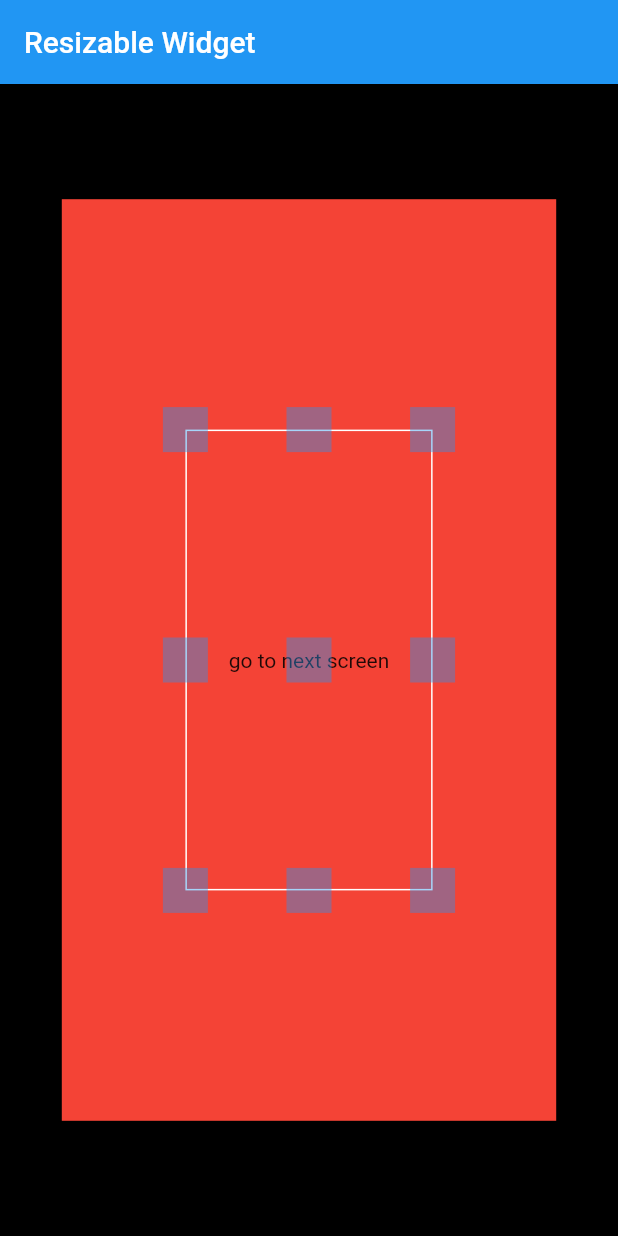
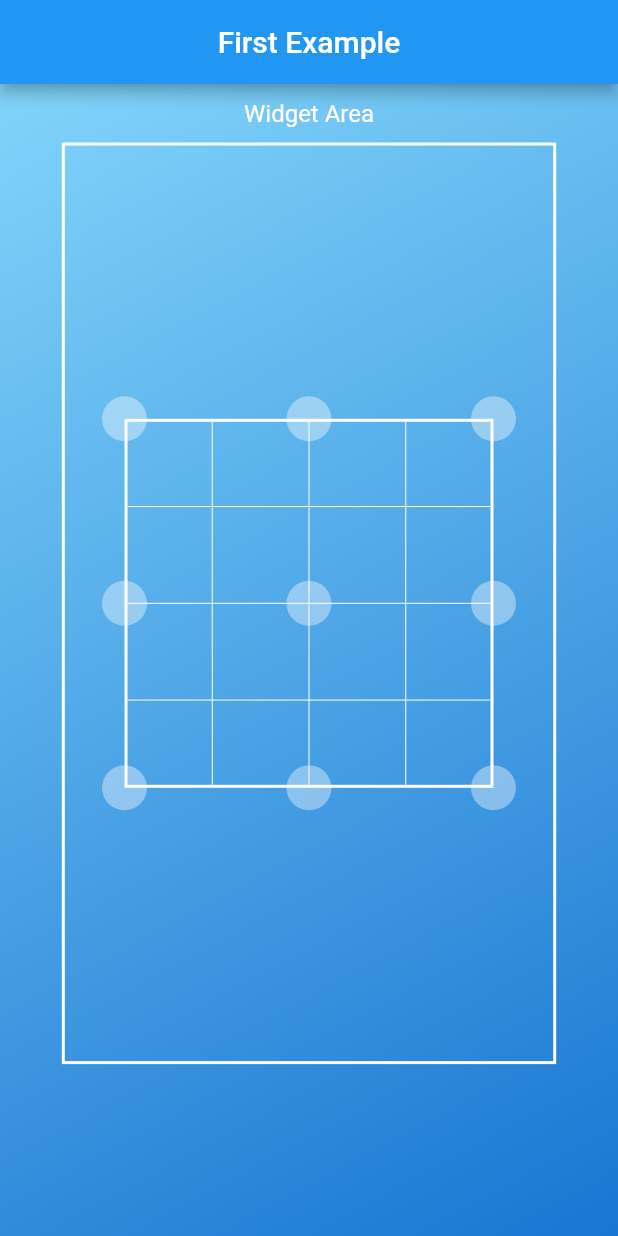
Before and after one commit to zamaniafshar/Flutter-Resizable-Widget, a Flutter app: the screen it shows after launch, on a phone screen of 412 x 824 dp. Run offline on Flutter 3.47's test engine with Material 2 defaults, Android fonts, the phone set to English and light mode, and no system bars.

Commit message:
Add Example

```diff
--- a/example/lib/main.dart
+++ b/example/lib/main.dart
@@ -11,26 +11,7 @@ class MyApp extends StatelessWidget {
   @override
   Widget build(BuildContext context) {
     return const MaterialApp(
-      home: MyHomePage(),
-    );
-  }
-}
-
-class MyHomePage extends StatefulWidget {
-  const MyHomePage({Key? key}) : super(key: key);
-
-  @override
-  State<MyHomePage> createState() => _MyHomePageState();
-}
-
-class _MyHomePageState extends State<MyHomePage> {
-  @override
-  Widget build(BuildContext context) {
-    return Scaffold(
-      appBar: AppBar(
-        title: const Text('Resizable Widget'),
-      ),
-      body: FirstExample(),
+      home: FirstExample(),
     );
   }
 }
@@ -42,7 +23,12 @@ class FirstExample extends StatelessWidget {
 
   @override
   Widget build(BuildContext context) {
-    return LayoutBuilder(
+    return Scaffold(
+      appBar: AppBar(
+        title: const Text('First Example'),
+        centerTitle: true,
+      ),
+      body: LayoutBuilder(
         builder: (context, constraint) {
           double areaHeight = constraint.maxHeight * 0.8;
           double areaWidth = constraint.maxWidth * 0.8;
@@ -50,115 +36,97 @@ class FirstExample extends StatelessWidget {
           return Container(
             width: constraint.maxWidth,
             height: constraint.maxHeight,
-          color: Colors.black,
-          child: UnconstrainedBox(
-            child: Container(
-              width: areaWidth,
-              height: areaHeight,
-              alignment: Alignment.center,
-              color: Colors.red,
+            decoration: BoxDecoration(
+              gradient: LinearGradient(
+                begin: Alignment.topLeft,
+                end: Alignment.bottomRight,
+                colors: [
+                  Colors.lightBlue.shade200,
+                  Colors.blue.shade700,
+                ],
+              ),
+            ),
+            child: Column(
+              crossAxisAlignment: CrossAxisAlignment.center,
+              children: [
+                const SizedBox(height: 10),
+                const Text(
+                  'Widget Area',
+                  style: TextStyle(
+                    color: Colors.white,
+                    fontSize: 16,
+                  ),
+                ),
+                const SizedBox(height: 10),
+                Container(
+                  height: constraint.maxHeight * 0.8,
+                  width: constraint.maxWidth * 0.8,
+                  decoration: BoxDecoration(
+                    border: Border.all(
+                      color: Colors.white,
+                      width: 2,
+                    ),
+                  ),
                   child: ResizableWidget(
                     areaHeight: areaHeight,
                     areaWidth: areaWidth,
-                height: areaHeight / 2,
-                width: areaWidth / 2,
-                // minWidth: 50,
-                // minHeight: 50,
-                dragWidgetsArea: const Size(15, 15),
-                triggersList: List.generate(
-                  9,
-                  (index) => Trigger(
+                    height: 250,
+                    width: 250,
+                    minHeight: 100,
+                    minWidth: 100,
+                    dragWidgetsArea: const Size.square(30 / 2),
+                    triggersList: DragTriggersEnum.values
+                        .map(
+                          (e) => Trigger(
+                            dragTriggerType: e,
+                            child: Container(
                               height: 30,
                               width: 30,
-                    dragTriggerType: DragTriggersEnum.values[index],
-                    child: Container(
-                      color: Colors.blue.withOpacity(0.4),
+                              decoration: const BoxDecoration(
+                                color: Colors.white38,
+                                shape: BoxShape.circle,
                               ),
                             ),
                           ),
+                        )
+                        .toList(),
                     child: Container(
                       decoration: BoxDecoration(
                         border: Border.all(
                           color: Colors.white,
+                          width: 2,
                         ),
                       ),
-                  child: Center(child: Text('go to next screen')),
+                      child: Stack(
+                        children: [
+                          Column(
+                            mainAxisAlignment: MainAxisAlignment.spaceEvenly,
+                            children: List.generate(
+                              3,
+                              (index) => const Divider(
+                                color: Colors.white,
+                              ),
+                            ),
+                          ),
+                          Row(
+                            mainAxisAlignment: MainAxisAlignment.spaceEvenly,
+                            children: List.generate(
+                              3,
+                              (index) => const VerticalDivider(
+                                color: Colors.white,
+                              ),
+                            ),
+                          ),
+                        ],
                       ),
                     ),
                   ),
                 ),
+              ],
+            ),
           );
         },
-    );
-  }
-}
-
-class SecondScreen extends StatelessWidget {
-  const SecondScreen({Key? key}) : super(key: key);
-
-  @override
-  Widget build(BuildContext context) {
-    return Scaffold(
-      appBar: AppBar(),
-      body: Center(
-        child: Text('second screen'),
       ),
     );
   }
 }
-
-class SecondExample extends StatelessWidget {
-  const SecondExample({
-    Key? key,
-  }) : super(key: key);
-
-  @override
-  Widget build(BuildContext context) {
-    return LayoutBuilder(
-      builder: (context, constraint) {
-        double areaHeight = constraint.maxHeight * 0.8;
-        double areaWidth = constraint.maxWidth * 0.8;
-
-        return Container(
-          width: constraint.maxWidth,
-          height: constraint.maxHeight,
-          color: Colors.black,
-          child: UnconstrainedBox(
-            child: Container(
-              width: areaWidth,
-              height: areaHeight,
-              alignment: Alignment.center,
-              color: Colors.red,
-              child: ResizableWidget(
-                areaHeight: areaHeight,
-                areaWidth: areaWidth,
-                height: areaHeight / 2,
-                width: areaWidth / 2,
-                minWidth: 50,
-                minHeight: 50,
-                dragWidgetsArea: const Size(15, 15),
-                triggersList: List.generate(
-                    9,
-                    (index) => Trigger(
-                          height: 30,
-                          width: 30,
-                          dragTriggerType: DragTriggersEnum.topLeft,
-                          child: Container(
-                            color: Colors.blue.withOpacity(0.4),
-                          ),
-                        )),
-                child: Container(
-                  decoration: BoxDecoration(
-                    border: Border.all(
-                      color: Colors.white,
-                    ),
-                  ),
-                ),
-              ),
-            ),
-          ),
-        );
-      },
-    );
-  }
-}
```
Lines whose indentation alone changed are shown as unchanged.
